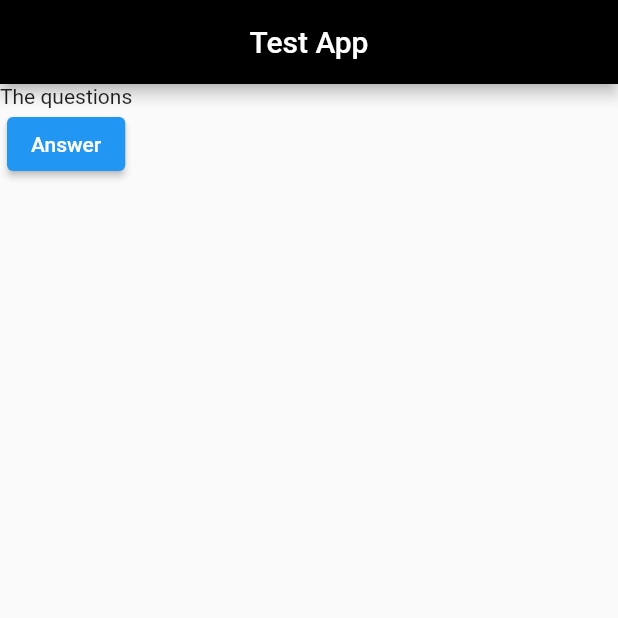
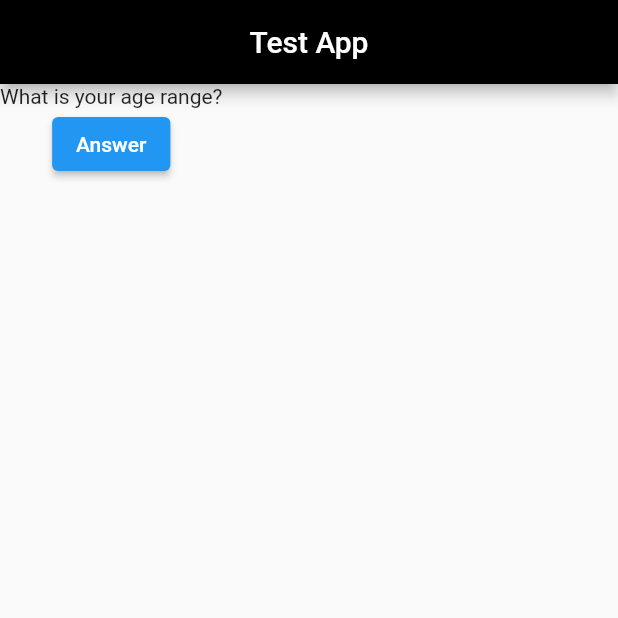
Before and after one commit to edewindt/TestApp, a Flutter app: the screen it shows after launch, on a phone screen of 412 x 824 dp, the top half of it. Run offline on Flutter 3.47's test engine with Material 2 defaults, Android fonts, the phone set to English and light mode, and no system bars.

Commit message:
question index added

```diff
--- a/lib/main.dart
+++ b/lib/main.dart
@@ -2,7 +2,14 @@ import 'package:flutter/material.dart';
 
 void main() => runApp(TestApp());
 
-class TestApp extends StatelessWidget {
+class TestApp extends StatefulWidget {
+  const TestApp({super.key});
+
+  @override
+  State<TestApp> createState() => TestAppState();
+}
+
+class TestAppState extends State<TestApp> {
   final List<Map> questions = const [
     {
       'question': 'What is your age range?',
@@ -26,11 +33,10 @@ class TestApp extends StatelessWidget {
       'answers': ['Yes', 'No']
     }
   ];
+  int i = 0;
   void answer() {
     print('Answer!');
   }
-
-  const TestApp({super.key});
 
   @override
   Widget build(BuildContext context) {
@@ -42,7 +48,7 @@ class TestApp extends StatelessWidget {
           title: Text('Test App'),
         ),
         body: Column(children: [
-          Text('The questions'),
+          Text(questions[i]['question'] as String),
           ElevatedButton(onPressed: answer, child: Text('Answer'))
         ]),
       ),
```
Also changed, not shown: 1 other file.
